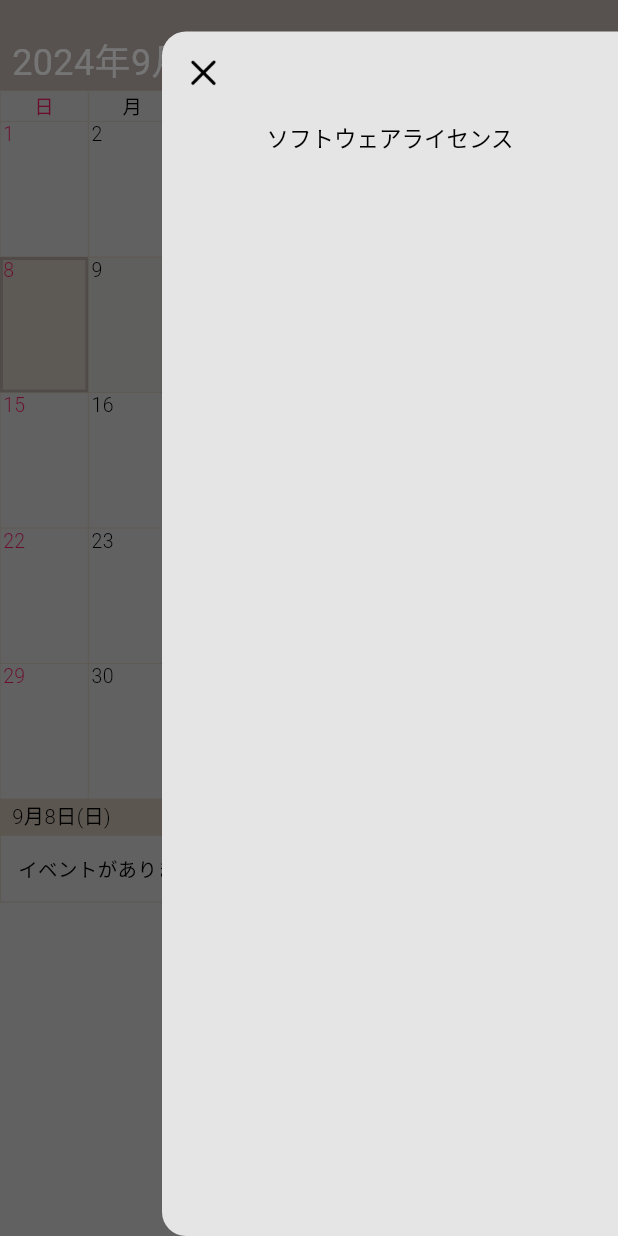
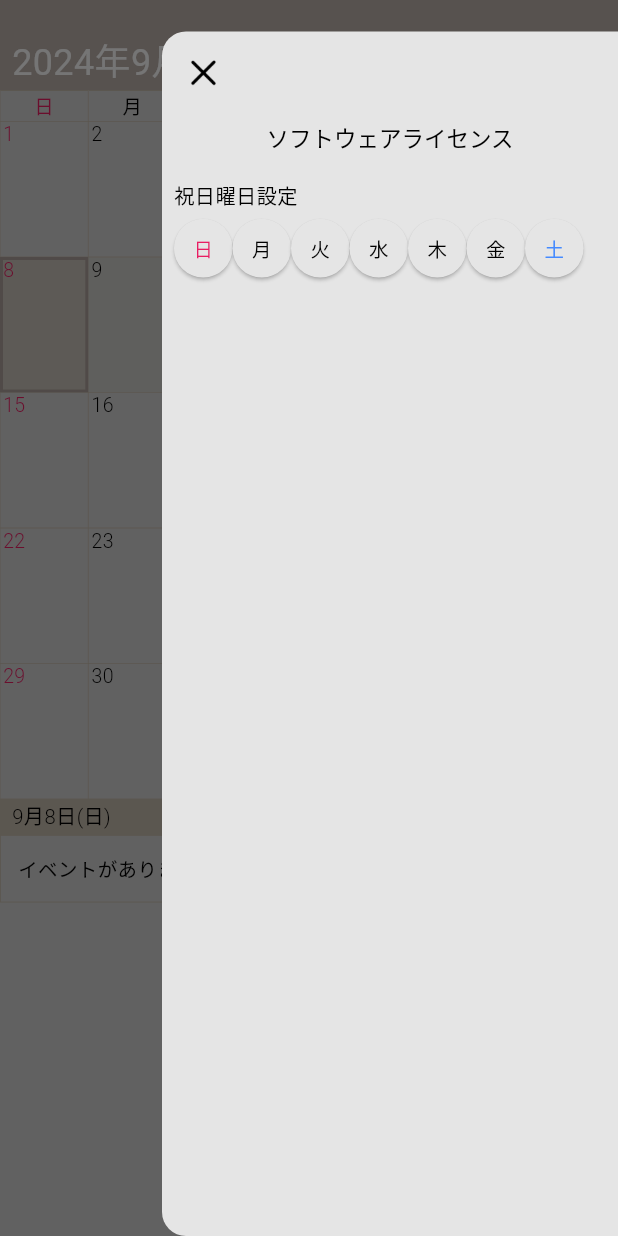
Before and after one commit to wakizaka24/scal, a Flutter app: the screen it shows after launch, with the side drawer open, on a phone screen of 412 x 824 dp. Run offline on Flutter 3.47's test engine with Material 3 defaults, Android fonts, the phone set to English and light mode, and no system bars; our stand-ins replace flutter_hooks, flutter_native_timezone, hooks_riverpod, package_info_plus, shared_preferences; missing offline and left inert: device_calendar; statements that could not run were skipped; project files that could hold a hidden picture were left out.

Commit message:
ドロワーに祝日曜日設定を追加する

```diff
--- a/lib/f005_calendar_view_model.dart
+++ b/lib/f005_calendar_view_model.dart
@@ -8,111 +8,6 @@ import 'f002_home_view_model.dart';
 import 'f007_calendar_repository.dart';
 import 'f016_calendar_utils.dart';
 import 'f021_event_detail_view_model.dart';
-
-class CalendarPageState {
-  // Control-Common
-  // 擬似無制限中央インデックス
-  static const int pseudoUnlimitedCenterIndex = 36001;
-
-  // Control-Month Calendar/Week Calendar
-  PageController calendarSwitchingController = PageController(
-    initialPage: 0);
-
-  // Control-Month Calendar
-  PageController monthCalendarController = PageController(
-      initialPage: pseudoUnlimitedCenterIndex);
-
-  // Control-Event List
-  List<GlobalKey> eventListCellKeyList = [];
-
-  // Data-Month Calendar/Week Calendar
-  bool initialized = false;
-  late DateTime now;
-  Map<String, Calendar> calendarMap = {};
-  List<Event> calendarEvents = [];
-  Map<String, Event> eventIdEventMap = {};
-  Map<String, DateTime> eventIdStartDateMap = {};
-  bool cellActive = true;
-  int calendarSwitchingIndex = 0;
-
-  // Data-Month Calendar
-  static const int weekdayPartColNum = 7;
-  DateTime basisMonthDate = DateTime.now();
-  int addingMonth = 0;
-  Map<DateTime, List<Event>> dayEventsMap = {};
-  List<WeekdayDisplay> weekdayList = [];
-  List<List<DayDisplay>> dayLists = [];
-  late DateTime selectionDate;
-  int dayPartIndex = 0;
-
-  // Data-Week Calendar
-  static const int timeColNum = 6;
-  static const int hoursPartRowNum = 7;
-  late bool selectionAllDay;
-  Map<DateTime, List<Event>> allDayEventsMap = {};
-  Map<DateTime, List<Event>> hourEventsMap = {};
-  List<DayAndWeekdayDisplay> dayAndWeekdayList = [];
-  List<HourDisplay> hours = [];
-  late DateTime selectionHour;
-  int hourPartIndex = 0;
-
-  // Data-Event List
-  String eventListTitle = '';
-  List<EventDisplay> eventList = [];
-  int? eventListIndex;
-  int? scrollEventListIndex;
-  List<EventDisplay> editingEventList = [];
-
-  static CalendarPageState copy(CalendarPageState state) {
-    var nState = CalendarPageState();
-
-    // Control-Month Calendar/Week Calendar
-    nState.calendarSwitchingController = state.calendarSwitchingController;
-
-    // Control-Month Calendar
-    nState.monthCalendarController = state.monthCalendarController;
-
-    // Control-Event List
-    nState.eventListCellKeyList = state.eventListCellKeyList;
-
-    // Data-Month Calendar/Week Calendar
-    nState.initialized = state.initialized;
-    nState.now = state.now;
-    nState.calendarMap = state.calendarMap;
-    nState.calendarEvents = state.calendarEvents;
-    nState.eventIdEventMap = state.eventIdEventMap;
-    nState.eventIdStartDateMap = state.eventIdStartDateMap;
-    nState.cellActive = state.cellActive;
-    nState.calendarSwitchingIndex = state.calendarSwitchingIndex;
-
-    // Data-Month Calendar
-    nState.basisMonthDate = state.basisMonthDate;
-    nState.addingMonth = state.addingMonth;
-    nState.dayEventsMap = state.dayEventsMap;
-    nState.weekdayList = state.weekdayList;
-    nState.dayLists = state.dayLists;
-    nState.selectionDate = state.selectionDate;
-    nState.dayPartIndex = state.dayPartIndex;
-
-    // Data-Week Calendar
-    nState.selectionAllDay = state.selectionAllDay;
-    nState.allDayEventsMap = state.allDayEventsMap;
-    nState.hourEventsMap = state.hourEventsMap;
-    nState.dayAndWeekdayList = state.dayAndWeekdayList;
-    nState.hours = state.hours;
-    nState.selectionHour = state.selectionHour;
-    nState.hourPartIndex = state.hourPartIndex;
-
-    // Data-Event List
-    nState.eventListTitle = state.eventListTitle;
-    nState.eventList = state.eventList;
-    nState.eventListIndex = state.eventListIndex;
-    nState.scrollEventListIndex = state.scrollEventListIndex;
-    nState.editingEventList = state.editingEventList;
-
-    return nState;
-  }
-}
 
 // Type-Month Calendar/Week Calendar
 class EventDisplay {
@@ -237,6 +132,111 @@ class HourEventDisplay {
     required this.title,
     required this.titleColor
   });
+}
+
+class CalendarPageState {
+  // Control-Common
+  // 擬似無制限中央インデックス
+  static const int pseudoUnlimitedCenterIndex = 36001;
+
+  // Control-Month Calendar/Week Calendar
+  PageController calendarSwitchingController = PageController(
+    initialPage: 0);
+
+  // Control-Month Calendar
+  PageController monthCalendarController = PageController(
+      initialPage: pseudoUnlimitedCenterIndex);
+
+  // Control-Event List
+  List<GlobalKey> eventListCellKeyList = [];
+
+  // Data-Month Calendar/Week Calendar
+  bool initialized = false;
+  late DateTime now;
+  Map<String, Calendar> calendarMap = {};
+  List<Event> calendarEvents = [];
+  Map<String, Event> eventIdEventMap = {};
+  Map<String, DateTime> eventIdStartDateMap = {};
+  bool cellActive = true;
+  int calendarSwitchingIndex = 0;
+
+  // Data-Month Calendar
+  static const int weekdayPartColNum = 7;
+  DateTime basisMonthDate = DateTime.now();
+  int addingMonth = 0;
+  Map<DateTime, List<Event>> dayEventsMap = {};
+  List<WeekdayDisplay> weekdayList = [];
+  List<List<DayDisplay>> dayLists = [];
+  late DateTime selectionDate;
+  int dayPartIndex = 0;
+
+  // Data-Week Calendar
+  static const int timeColNum = 6;
+  static const int hoursPartRowNum = 7;
+  late bool selectionAllDay;
+  Map<DateTime, List<Event>> allDayEventsMap = {};
+  Map<DateTime, List<Event>> hourEventsMap = {};
+  List<DayAndWeekdayDisplay> dayAndWeekdayList = [];
+  List<HourDisplay> hours = [];
+  late DateTime selectionHour;
+  int hourPartIndex = 0;
+
+  // Data-Event List
+  String eventListTitle = '';
+  List<EventDisplay> eventList = [];
+  int? eventListIndex;
+  int? scrollEventListIndex;
+  List<EventDisplay> editingEventList = [];
+
+  static CalendarPageState copy(CalendarPageState state) {
+    var nState = CalendarPageState();
+
+    // Control-Month Calendar/Week Calendar
+    nState.calendarSwitchingController = state.calendarSwitchingController;
+
+    // Control-Month Calendar
+    nState.monthCalendarController = state.monthCalendarController;
+
+    // Control-Event List
+    nState.eventListCellKeyList = state.eventListCellKeyList;
+
+    // Data-Month Calendar/Week Calendar
+    nState.initialized = state.initialized;
+    nState.now = state.now;
+    nState.calendarMap = state.calendarMap;
+    nState.calendarEvents = state.calendarEvents;
+    nState.eventIdEventMap = state.eventIdEventMap;
+    nState.eventIdStartDateMap = state.eventIdStartDateMap;
+    nState.cellActive = state.cellActive;
+    nState.calendarSwitchingIndex = state.calendarSwitchingIndex;
+
+    // Data-Month Calendar
+    nState.basisMonthDate = state.basisMonthDate;
+    nState.addingMonth = state.addingMonth;
+    nState.dayEventsMap = state.dayEventsMap;
+    nState.weekdayList = state.weekdayList;
+    nState.dayLists = state.dayLists;
+    nState.selectionDate = state.selectionDate;
+    nState.dayPartIndex = state.dayPartIndex;
+
+    // Data-Week Calendar
+    nState.selectionAllDay = state.selectionAllDay;
+    nState.allDayEventsMap = state.allDayEventsMap;
+    nState.hourEventsMap = state.hourEventsMap;
+    nState.dayAndWeekdayList = state.dayAndWeekdayList;
+    nState.hours = state.hours;
+    nState.selectionHour = state.selectionHour;
+    nState.hourPartIndex = state.hourPartIndex;
+
+    // Data-Event List
+    nState.eventListTitle = state.eventListTitle;
+    nState.eventList = state.eventList;
+    nState.eventListIndex = state.eventListIndex;
+    nState.scrollEventListIndex = state.scrollEventListIndex;
+    nState.editingEventList = state.editingEventList;
+
+    return nState;
+  }
 }
 
 class CalendarPageNotifier extends StateNotifier<CalendarPageState> {
--- a/lib/f011_end_drawer_page.dart
+++ b/lib/f011_end_drawer_page.dart
@@ -24,10 +24,9 @@ class EndDrawerPage extends HookConsumerWidget {
 
   @override
   Widget build(BuildContext context, WidgetRef ref) {
-    // final endDrawerState = ref.watch(endDrawerPageNotifierProvider);
+    final endDrawerState = ref.watch(endDrawerPageNotifierProvider);
     final endDrawerNotifier = ref.watch(endDrawerPageNotifierProvider.notifier);
-    final normalTextColor = ref.read(designConfigNotifierProvider)
-        .colorConfig!.normalTextColor;
+    final colorConfig = ref.watch(designConfigNotifierProvider).colorConfig!;
 
     useEffect(() {
       endDrawerNotifier.initState();
@@ -59,6 +58,8 @@ class EndDrawerPage extends HookConsumerWidget {
       ));
     }
 
+    const double buttonWidth = 39;
+    var weekdayList = endDrawerState.weekdayList;
     ListView menuList = ListView(
       // physics: const NeverScrollableScrollPhysics(),
       children: [
@@ -75,11 +76,41 @@ class EndDrawerPage extends HookConsumerWidget {
               }
             )
           )
-        }
+        },
+
+        Padding(padding: const EdgeInsets.all(8),
+          child: Column(
+              crossAxisAlignment: CrossAxisAlignment.start,
+              children: [
+                Text('祝日曜日設定',
+                    style: TextStyle(
+                        height: 1,
+                        fontSize: eventListFontSize1,
+                        fontWeight: eventListFontWeight1,
+                        color: colorConfig.normalTextColor
+                    )
+                ),
+                const SizedBox(height: 8),
+                Row(children: [
+                  for (int i=0; i<weekdayList.length; i++) ... {
+                    CWElevatedButton(
+                        title: weekdayList[i].title,
+                        width: buttonWidth,
+                        height: buttonWidth,
+                        radius: buttonWidth / 2,
+                        color: weekdayList[i].titleColor,
+                        backgroundColor: colorConfig.cardColor,
+                        onPressed: () async {}
+                    ),
+                  }
+                ])
+              ]
+          ),
+
+        )
       ],
     );
 
-    const double buttonWidth = 39;
     var drawer = Drawer(
         child: Column(
             crossAxisAlignment: CrossAxisAlignment.start,
@@ -91,13 +122,12 @@ class EndDrawerPage extends HookConsumerWidget {
                     width: buttonWidth,
                     height: buttonWidth,
                     radius: buttonWidth / 2,
-                    foregroundColor: normalTextColor,
+                    foregroundColor: colorConfig.normalTextColor,
                     onPressed: () async {
                       Navigator.pop(context);
                     },
                   )
               ),
-
               Expanded(
                   child: menuList
               ),
--- a/lib/f013_end_drawer_view_model.dart
+++ b/lib/f013_end_drawer_view_model.dart
@@ -1,9 +1,27 @@
+import 'dart:ui';
+
 import 'package:flutter/foundation.dart';
+import 'package:flutter/material.dart';
 import 'package:hooks_riverpod/hooks_riverpod.dart';
 
+import 'f017_design_config.dart';
+
+class WeekdayDisplay {
+  String title;
+  Color titleColor;
+
+  WeekdayDisplay({
+    required this.title,
+    required this.titleColor
+  });
+}
+
 class EndDrawerPageState {
+  List<WeekdayDisplay> weekdayList = [];
+
   static EndDrawerPageState copy(EndDrawerPageState state) {
     var nState = EndDrawerPageState();
+    nState.weekdayList = state.weekdayList;
     return nState;
   }
 }
@@ -15,7 +33,28 @@ class EndDrawerPageNotifier extends StateNotifier<EndDrawerPageState> {
       : super(state);
 
   initState() async {
+    state.weekdayList = createWeekdayList();
+  }
 
+  List<WeekdayDisplay> createWeekdayList() {
+    var normalTextColor = ref.read(designConfigNotifierProvider).colorConfig!
+        .normalTextColor;
+    return [
+      WeekdayDisplay(title: '日',
+          titleColor: Colors.pink),
+      WeekdayDisplay(title: '月',
+          titleColor: normalTextColor),
+      WeekdayDisplay(title: '火',
+          titleColor: normalTextColor),
+      WeekdayDisplay(title: '水',
+          titleColor: normalTextColor),
+      WeekdayDisplay(title: '木',
+          titleColor: normalTextColor),
+      WeekdayDisplay(title: '金',
+          titleColor: normalTextColor),
+      WeekdayDisplay(title: '土',
+          titleColor: Colors.blueAccent),
+    ];
   }
 
   updateState() async {
```
